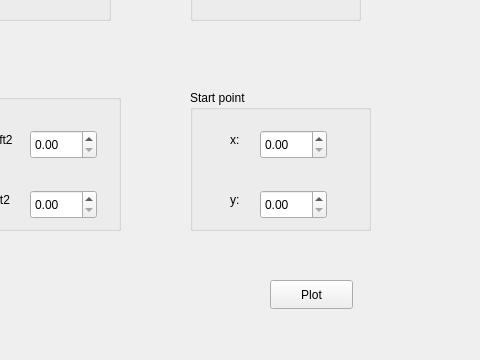
This is visual_multidim/chooseparams.ui in Herikoid/multidim_opt as Qt 5 draws it before an edit; both pictures show x 320 to 800 and y 240 to 600 of the 800 by 600 pixel window. The edited form follows.
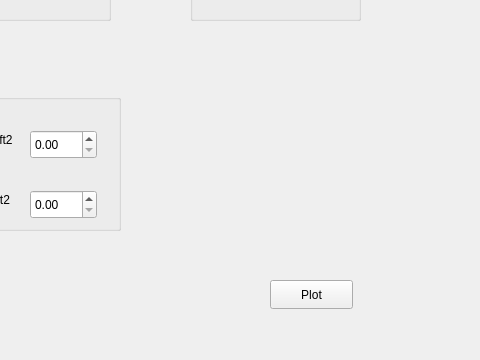
This is the edited form.

What changed in the file:
```diff
--- a/visual_multidim/chooseparams.ui
+++ b/visual_multidim/chooseparams.ui
@@ -233,65 +233,6 @@
     </property>
    </widget>
   </widget>
-  <widget class="QGroupBox" name="groupBox_4">
-   <property name="geometry">
-    <rect>
-     <x>510</x>
-     <y>330</y>
-     <width>181</width>
-     <height>141</height>
-    </rect>
-   </property>
-   <property name="title">
-    <string>Start point</string>
-   </property>
-   <widget class="QDoubleSpinBox" name="ystartDSB">
-    <property name="geometry">
-     <rect>
-      <x>70</x>
-      <y>100</y>
-      <width>67</width>
-      <height>29</height>
-     </rect>
-    </property>
-   </widget>
-   <widget class="QLabel" name="label_5">
-    <property name="geometry">
-     <rect>
-      <x>40</x>
-      <y>40</y>
-      <width>16</width>
-      <height>20</height>
-     </rect>
-    </property>
-    <property name="text">
-     <string>x:</string>
-    </property>
-   </widget>
-   <widget class="QDoubleSpinBox" name="xstartDSB">
-    <property name="geometry">
-     <rect>
-      <x>70</x>
-      <y>40</y>
-      <width>67</width>
-      <height>29</height>
-     </rect>
-    </property>
-   </widget>
-   <widget class="QLabel" name="label_6">
-    <property name="geometry">
-     <rect>
-      <x>40</x>
-      <y>100</y>
-      <width>16</width>
-      <height>20</height>
-     </rect>
-    </property>
-    <property name="text">
-     <string>y:</string>
-    </property>
-   </widget>
-  </widget>
   <widget class="QPushButton" name="plotButton">
    <property name="geometry">
     <rect>
```
